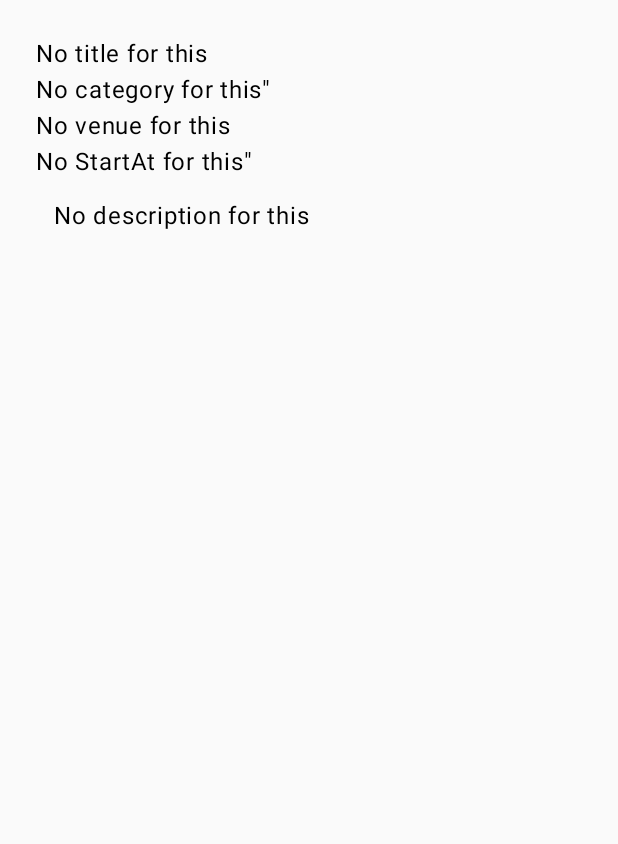
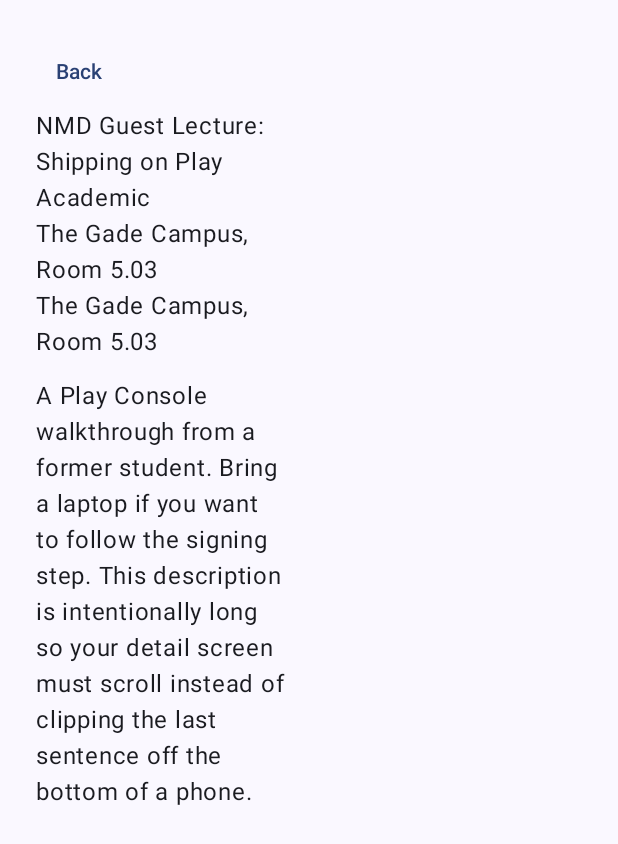
Before and after one commit to MrHuddy/SGU-Kampus-Go, an Android app built with Jetpack Compose: the screen it shows after launch (EventDetailActivity before the commit, MainActivity after it), after a tap on an icon or button, on a phone screen of 412 x 824 dp. Shown: the top 844 px of the screen. Run offline under Robolectric (Android 15) with nearby library versions, the phone set to English and light mode, and no system bars.

Commit message:
Lab 09 Room notes

```diff
--- a/app/src/main/java/com/sgu/kampusgo/EventDetailActivity.kt
+++ b/app/src/main/java/com/sgu/kampusgo/EventDetailActivity.kt
@@ -9,6 +9,8 @@ import androidx.compose.foundation.layout.padding
 import androidx.compose.foundation.rememberScrollState
 import androidx.compose.foundation.verticalScroll
 import androidx.compose.material3.Text
+import androidx.compose.material3.TextButton
+import androidx.compose.runtime.Composable
 import androidx.compose.ui.Modifier
 import androidx.compose.ui.unit.dp
 import com.sgu.kampusgo.ui.theme.KampusGoTheme
@@ -16,32 +18,55 @@ class EventDetailActivity : ComponentActivity() {
     override fun onCreate(savedInstanceState: Bundle?) {
         super.onCreate(savedInstanceState)
         enableEdgeToEdge()
-        val id = intent.getStringExtra("id")
+        val id = intent.getStringExtra("id") ?: ""
         val event = sampleEvents.find { it.id == id }
         setContent {
             KampusGoTheme {
-                if (event == null) {
-                    Text(
-                        text = "No event for this id",
-                        modifier = Modifier.padding(24.dp),
-                    )} else {
-                    Column(
-                        modifier = Modifier
-                            .fillMaxSize()
-                            .verticalScroll(rememberScrollState())
-                            .padding(24.dp)
-                    ) {
-                        Text(text="No title for this")
-                        Text(text="No category for this\"")
-                        Text(text="No venue for this")
-                        Text(text="No StartAt for this\"")
-                        Text(
-                            text="No description for this"  ,
-                        modifier = Modifier.padding(12.dp) ,
-                        )
-                    }
-                }
+//                if (event == null) {
+//                    Text(
+//                        text = "No event for this id",
+//                        modifier = Modifier.padding(24.dp),
+//                    )} else {
+//                    Column(
+//                        modifier = Modifier
+//                            .fillMaxSize()
+//                            .verticalScroll(rememberScrollState())
+//                            .padding(24.dp)
+//                    ) {
+//                        Text(text="No title for this")
+//                        Text(text="No category for this\"")
+//                        Text(text="No venue for this")
+//                        Text(text="No StartAt for this\"")
+//                        Text(
+//                            text="No description for this"  ,
+//                        modifier = Modifier.padding(12.dp) ,
+//                        )
+//                    }
+//                }
+                EventDetailScreen(id = id, onBack = { finish() })
             }
         }
     }
 }
+
+@Composable
+fun EventDetailScreen(id: String, onBack: () -> Unit, modifier: Modifier = Modifier) {
+    val event = sampleEvents.find { it.id == id }
+    Column(
+        modifier = modifier
+            .fillMaxSize()
+            .verticalScroll(rememberScrollState())
+            .padding(24.dp)
+    ) {
+        TextButton(onClick = onBack) { Text("Back") }
+        if (event == null) {
+            Text("No event for this id")
+        } else {
+            Text(event.title)
+            Text(event.category)
+            Text(event.venue)
+            Text(event.startsAt)
+            Text(event.description, modifier = Modifier.padding(top = 12.dp))
+        }
+    }
+}
--- /dev/null
+++ b/app/src/main/java/com/sgu/kampusgo/KampusNav.kt
@@ -0,0 +1,123 @@
+package com.sgu.kampusgo
+
+import androidx.compose.foundation.layout.Column
+import androidx.compose.foundation.layout.fillMaxSize
+import androidx.compose.foundation.layout.padding
+import androidx.compose.foundation.rememberScrollState
+import androidx.compose.foundation.verticalScroll
+import androidx.compose.material.icons.Icons
+import androidx.compose.material.icons.filled.Edit
+import androidx.compose.material.icons.filled.Home
+import androidx.compose.material.icons.filled.Person
+import androidx.compose.material3.Button
+import androidx.compose.material3.Icon
+import androidx.compose.material3.NavigationBar
+import androidx.compose.material3.NavigationBarItem
+import androidx.compose.material3.Scaffold
+import androidx.compose.material3.Text
+import androidx.compose.runtime.Composable
+import androidx.compose.runtime.getValue
+import androidx.compose.runtime.mutableStateOf
+import androidx.compose.runtime.remember
+import androidx.compose.runtime.setValue
+import androidx.compose.ui.Modifier
+import androidx.compose.ui.unit.dp
+import androidx.navigation.NavGraph.Companion.findStartDestination
+import androidx.navigation.NavHostController
+import androidx.navigation.NavType
+import androidx.navigation.compose.NavHost
+import androidx.navigation.compose.composable
+import androidx.navigation.compose.currentBackStackEntryAsState
+import androidx.navigation.compose.rememberNavController
+import androidx.navigation.navArgument
+
+private fun NavHostController.openTab(route: String) {
+    navigate(route) {
+        popUpTo(graph.findStartDestination().id) { saveState = true }
+        launchSingleTop = true
+        restoreState = true
+    }
+}
+
+@Composable
+fun KampusApp(modifier: Modifier = Modifier) {
+    val navController = rememberNavController()
+    val backStackEntry by navController.currentBackStackEntryAsState()
+    val route = backStackEntry?.destination?.route
+    val showBar = route == "events" || route == "notes" || route == "profile"
+
+    Scaffold(
+        modifier = modifier,
+        bottomBar = {
+            if (showBar) {
+                NavigationBar {
+                    NavigationBarItem(
+                        selected = route == "events",
+                        onClick = { navController.openTab("events") },
+                        icon = { Icon(Icons.Filled.Home, contentDescription = "Events") },
+                        label = { Text("Events") },
+                    )
+                    NavigationBarItem(
+                        selected = route == "notes",
+                        onClick = { navController.openTab("notes") },
+                        icon = { Icon(Icons.Filled.Edit, contentDescription = "Notes") },
+                        label = { Text("Notes") },
+                    )
+                    NavigationBarItem(
+                        selected = route == "profile",
+                        onClick = { navController.openTab("profile") },
+                        icon = { Icon(Icons.Filled.Person, contentDescription = "Profile") },
+                        label = { Text("Profile") },
+                    )
+                }
+            }
+        },
+    ) { innerPadding ->
+        NavHost(
+            navController = navController,
+            startDestination = "events",
+            modifier = Modifier.padding(innerPadding),
+        ) {
+            composable("events") {
+                var showEmpty by remember { mutableStateOf(false) }
+                Column(Modifier.fillMaxSize()) {
+                    EventList(
+                        events = if (showEmpty) emptyList() else sampleEvents,
+                        onEventClick = { id -> navController.navigate("event/$id") },
+                        modifier = Modifier.weight(1f),
+                    )
+                    Button(onClick = { showEmpty = !showEmpty }) {
+                        Text(if (showEmpty) "Show events" else "Show empty")
+                    }
+                }
+            }
+            composable(
+                route = "event/{id}",
+                arguments = listOf(
+                    navArgument("id") {
+                        type = NavType.StringType
+                        defaultValue = ""
+                    }
+                ),
+            ) { entry ->
+                val id = entry.arguments?.getString("id") ?: ""
+                EventDetailScreen(
+                    id = id,
+                    onBack = { navController.popBackStack() },
+                )
+            }
+            composable("notes") {
+                NotesScreen()
+            }
+            composable("profile") {
+                Column(
+                    Modifier
+                        .fillMaxSize()
+                        .verticalScroll(rememberScrollState())
+                ) {
+                    ProfileForm(modifier = Modifier.padding(24.dp))
+                }
+            }
+        }
+    }
+}
--- a/app/src/main/java/com/sgu/kampusgo/MainActivity.kt
+++ b/app/src/main/java/com/sgu/kampusgo/MainActivity.kt
@@ -28,7 +28,6 @@ class MainActivity : ComponentActivity() {
         super.onCreate(savedInstanceState)
         enableEdgeToEdge()
         // Capture the Activity BEFORE setContent. The button needs it to build an Intent.
-        val activity = this
         setContent {
             KampusGoTheme {
 // Holds the typed text while this screen is open. A redraw keeps it. Rotation still runs onCreate again.
@@ -36,35 +35,7 @@ class MainActivity : ComponentActivity() {
                 var npm by remember {mutableStateOf("")}
                 var showEmpty by remember { mutableStateOf(false) }
                 val events = if (showEmpty) emptyList() else sampleEvents
-                Scaffold(modifier = Modifier.fillMaxSize()) { innerPadding ->
-                    Column(modifier = Modifier.padding(innerPadding).fillMaxSize()) {
-                        EventList(
-                            events = events,
-                            onEventClick = { id ->
-                                val intent = Intent(activity, EventDetailActivity::class.java)
-                                intent.putExtra("id", id)
-                                activity.startActivity(intent)
-                            },
-                            modifier = Modifier.weight(1f),
-                        )
-                        Button(onClick = { showEmpty = !showEmpty }) {
-                            Text(if (showEmpty) "Show events" else "Show empty")
-                        }
-                        Button(onClick = {
-                            activity.startActivity(Intent(activity, ProfileXmlActivity::class.java))
-                        }) {
-                            Text("XML form")
-                        }
-                    }
-                }
-
-                        Button(onClick = {
-// Explicit Intent. This opens the XML activity, not ProfileActivity.
-                            val intent = Intent(activity, ProfileXmlActivity::class.java)
-                            activity.startActivity(intent)
-                        }) {
-                            Text("XML form")
-                        }
+                KampusApp()
                     }
                 }
             }
--- a/build.gradle.kts
+++ b/build.gradle.kts
@@ -2,4 +2,5 @@
 plugins {
     alias(libs.plugins.android.application) apply false
     alias(libs.plugins.kotlin.compose) apply false
+    alias(libs.plugins.ksp) apply false
 }
--- a/gradle.properties
+++ b/gradle.properties
@@ -6,6 +6,7 @@
 # http://www.gradle.org/docs/current/userguide/build_environment.html
 # Specifies the JVM arguments used for the daemon process.
 # The setting is particularly useful for tweaking memory settings.
+ksp.use.ksp2=false
 org.gradle.jvmargs=-Xmx2048m -Dfile.encoding=UTF-8
 # When configured, Gradle will run in incubating parallel mode.
 # This option should only be used with decoupled projects. For more details, visit
@@ -17,3 +18,4 @@ org.gradle.jvmargs=-Xmx2048m -Dfile.encoding=UTF-8
 org.gradle.configuration-cache=true
 # Kotlin code style for this project: "official" or "obsolete":
 kotlin.code.style=official
+android.disallowKotlinSourceSets=false
```
Also changed, not shown: app/build.gradle.kts (+9 -0 lines), app/src/main/java/com/sgu/kampusgo/Note.kt (added, +10 -0 lines), app/src/main/java/com/sgu/kampusgo/NoteDao.kt (added, +16 -0 lines), app/src/main/java/com/sgu/kampusgo/NoteDatabase.kt (added, +27 -0 lines), app/src/main/java/com/sgu/kampusgo/NotesScreen.kt (added, +99 -0 lines), gradle/libs.versions.toml (+10 -1 lines).
